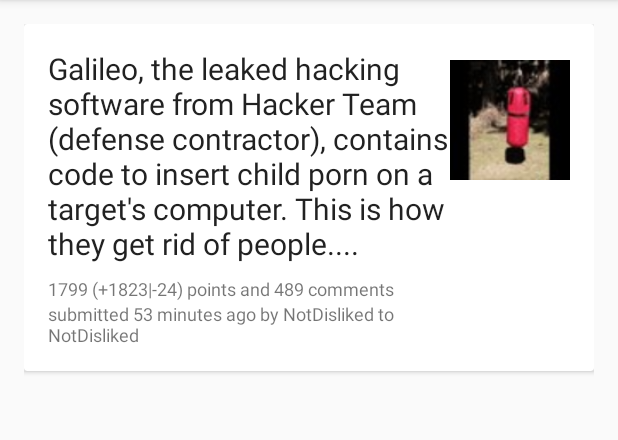
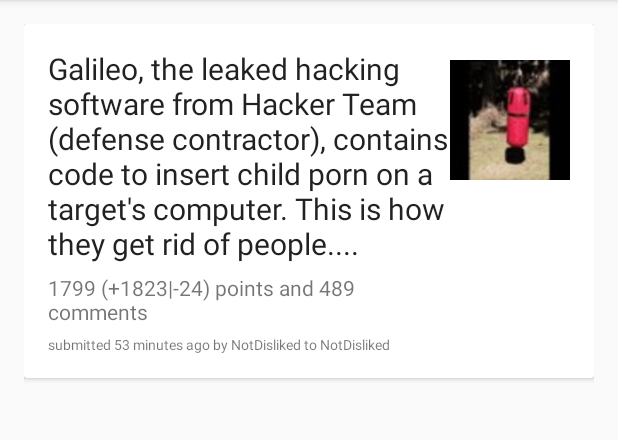
Before and after one commit to notdisliked/Capra, an Android app: the screen it shows after launch (MainActivity), on a phone screen of 412 x 824 dp, the part 84-524 px from its top. Run offline under Robolectric (Android 15) with nearby library versions, the phone set to English and light mode, and no system bars.

Commit message:
Adjust text font sizes and spacing

```diff
--- a/app/src/main/res/layout/picture_post.xml
+++ b/app/src/main/res/layout/picture_post.xml
@@ -37,14 +37,15 @@
                     <TextView
                         android:layout_width="wrap_content"
                         android:layout_height="wrap_content"
-                        android:textSize="12sp"
+                        android:textSize="14sp"
                         android:text="1799 (+1823|-24) points and 489 comments"
                         android:textColor="@color/text_secondary"
-                        android:paddingTop="8dp"/>
+                        android:paddingTop="6dp"/>
                     <TextView
                         android:layout_width="wrap_content"
                         android:layout_height="wrap_content"
-                        android:textSize="12sp"
+                        android:layout_marginTop="6dp"
+                        android:textSize="9sp"
                         android:text="submitted 53 minutes ago by NotDisliked to NotDisliked"
                         android:textColor="@color/text_secondary" />
                 </LinearLayout>
```
